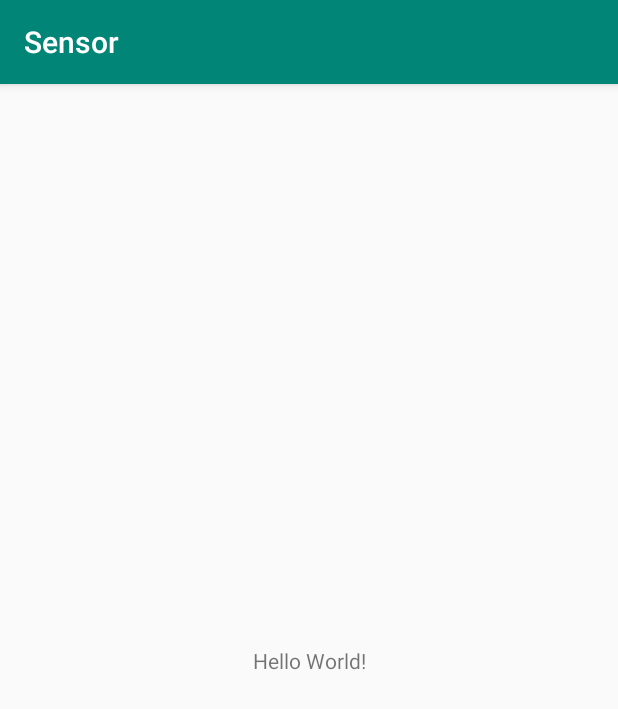
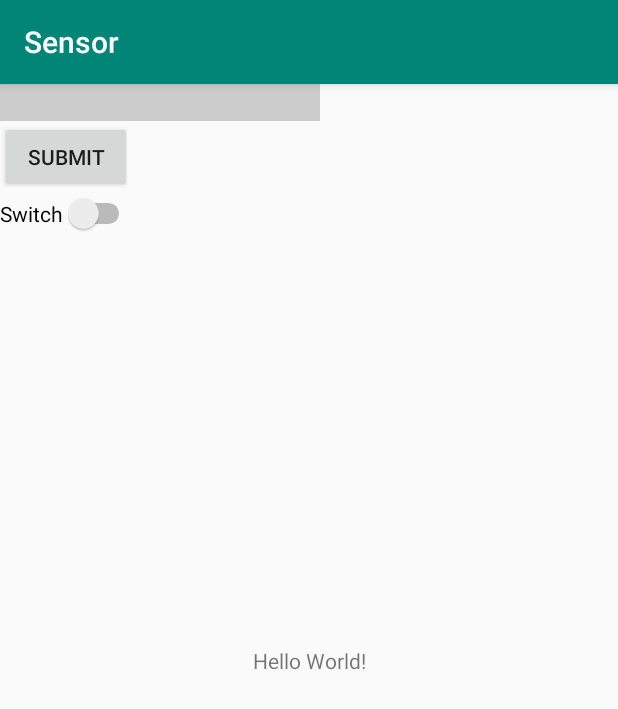
Before and after one commit to sharif-dev/Android-Project2, an Android app: the screen it shows after launch (MainActivity), on a phone screen of 412 x 824 dp. Shown: the top 709 px of the screen. Run offline under Robolectric (Android 15) with nearby library versions, the phone set to English and light mode, and no system bars.

Commit message:
sleeping service 01

```diff
--- a/app/src/main/java/com/pac/sensor/MainActivity.java
+++ b/app/src/main/java/com/pac/sensor/MainActivity.java
@@ -1,12 +1,18 @@
 package com.pac.sensor;
 
 import android.content.Context;
+import android.content.Intent;
 import android.hardware.Sensor;
 import android.hardware.SensorEvent;
 import android.hardware.SensorEventListener;
 import android.hardware.SensorManager;
 import android.os.Bundle;
 import android.util.Log;
+import android.view.View;
+import android.widget.Button;
+import android.widget.EditText;
+import android.widget.Switch;
+import android.widget.TextView;
 
 import androidx.appcompat.app.AppCompatActivity;
 
@@ -14,18 +20,66 @@ import com.pac.sensor.service.ShakeService;
 import com.pac.sensor.service.SleepService;
 
 public class MainActivity extends AppCompatActivity {
+    private Switch sleepingSwitch;
+    private EditText sleepingAngle;
+    private Button sleepingAngleButton;
+    private final static int DEFAULT_ANGLE = 10;
+    private Intent sleepingServiceIntent;
 
     @Override
     protected void onCreate(Bundle savedInstanceState) {
         super.onCreate(savedInstanceState);
         setContentView(R.layout.activity_main);
-
-
-//        SleepService sleepService = new SleepService();
-//        sleepService.startService(this, "low");
+        init_sleeping_mode();
 
         ShakeService shakeService = new ShakeService();
         shakeService.startService(this, "low");
     }
 
+    private void init_sleeping_mode(){
+        sleepingSwitch = findViewById(R.id.sleeping_mode_switch);
+        sleepingAngleButton = findViewById(R.id.submit_angle_button);
+        sleepingAngle = findViewById(R.id.sleeping_mode_angle);
+
+        sleepingAngleButton.setOnClickListener(new View.OnClickListener(){
+            @Override
+            public void onClick(View view) {
+                resetSleepingService(getAngle());
+            }
+        });
+
+        sleepingSwitch.setOnClickListener(new View.OnClickListener(){
+            @Override
+            public void onClick(View v){
+                //Is the switch is on?
+                boolean on = ((Switch) v).isChecked();
+                if(on)
+                {
+                    resetSleepingService(getAngle());
+                }
+                else
+                {
+                    if (sleepingServiceIntent != null)
+                        stopService(sleepingServiceIntent);
+                }
+            }
+        });
+    }
+
+    private double getAngle(){
+        double angle;
+        if (sleepingAngle.getText().toString().isEmpty())
+            angle = DEFAULT_ANGLE;
+        else
+            angle = Double.parseDouble(sleepingAngle.getText().toString());
+        return angle;
+    }
+
+    private void resetSleepingService(double angle){
+        if (sleepingServiceIntent != null)
+            stopService(sleepingServiceIntent);
+        sleepingServiceIntent = new Intent(MainActivity.this, SleepService.class);
+        sleepingServiceIntent.putExtra(getString(R.string.sleepingModeAngle), angle);
+        startService(sleepingServiceIntent);
+    }
 }
--- a/app/src/main/res/layout/activity_main.xml
+++ b/app/src/main/res/layout/activity_main.xml
@@ -15,4 +15,32 @@
         app:layout_constraintRight_toRightOf="parent"
         app:layout_constraintTop_toTopOf="parent" />
 
+    <Switch
+        android:id="@+id/sleeping_mode_switch"
+        android:layout_width="wrap_content"
+        android:layout_height="wrap_content"
+        android:text="Switch"
+        app:layout_constraintTop_toBottomOf="@+id/submit_angle_button"
+        tools:layout_editor_absoluteX="75dp" />
+
+    <EditText
+        android:id="@+id/sleeping_mode_angle"
+        android:layout_width="wrap_content"
+        android:layout_height="wrap_content"
+        android:background="#CCCCCC"
+        android:ems="10"
+        android:inputType="textPersonName"
+        tools:layout_editor_absoluteX="4dp"
+        tools:layout_editor_absoluteY="98dp">
+
+        <requestFocus />
+    </EditText>
+
+    <Button
+        android:id="@+id/submit_angle_button"
+        android:layout_width="wrap_content"
+        android:layout_height="wrap_content"
+        android:text="Submit"
+        app:layout_constraintTop_toBottomOf="@+id/sleeping_mode_angle"
+        tools:layout_editor_absoluteX="69dp" />
 </androidx.constraintlayout.widget.ConstraintLayout>
--- a/app/src/main/res/values/strings.xml
+++ b/app/src/main/res/values/strings.xml
@@ -1,3 +1,4 @@
 <resources>
     <string name="app_name">Sensor</string>
+    <string name="sleepingModeAngle">Sensor</string>
 </resources>
```
Also changed, not shown: app/src/main/java/com/pac/sensor/service/SleepService.java (+43 -60 lines).
